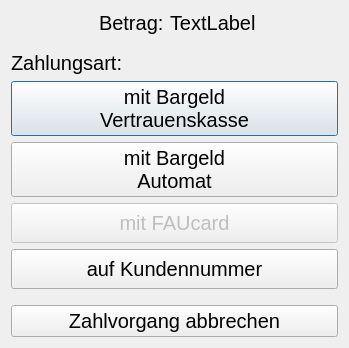
This is FabLabKasse/UI/PaymentMethodDialog.ui in fau-fablab/FabLabKasse as Qt 5 draws it before an edit. The edited form follows.
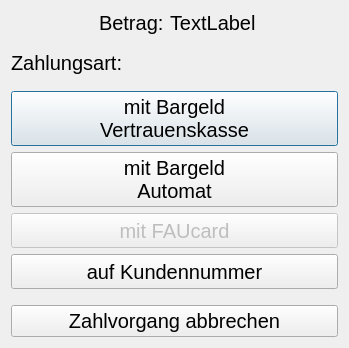
This is the edited form. Icons and pictures are not drawn.

Commit message: cash payment: highlight first method

The edit to the form file:
```diff
--- a/FabLabKasse/UI/PaymentMethodDialog.ui
+++ b/FabLabKasse/UI/PaymentMethodDialog.ui
@@ -75,6 +75,22 @@
      </property>
     </widget>
    </item>
+   <item>
+    <spacer name="verticalSpacer_7">
+     <property name="orientation">
+      <enum>Qt::Vertical</enum>
+     </property>
+     <property name="sizeType">
+      <enum>QSizePolicy::Fixed</enum>
+     </property>
+     <property name="sizeHint" stdset="0">
+      <size>
+       <width>20</width>
+       <height>10</height>
+      </size>
+     </property>
+    </spacer>
+   </item>
    <item>
     <layout class="QVBoxLayout" name="layout_methods">
      <item>
@@ -89,6 +105,9 @@
         <string>mit Bargeld
 Vertrauenskasse</string>
        </property>
+       <property name="default">
+        <bool>true</bool>
+       </property>
       </widget>
      </item>
      <item>
```
The commit also changes 2 other files.
